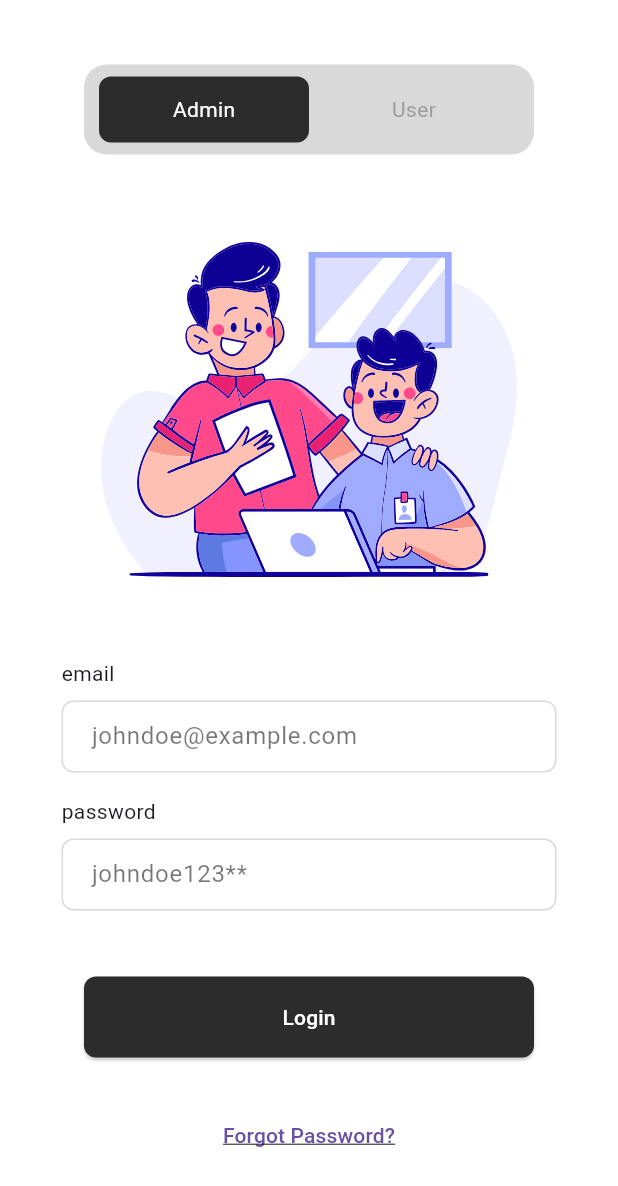
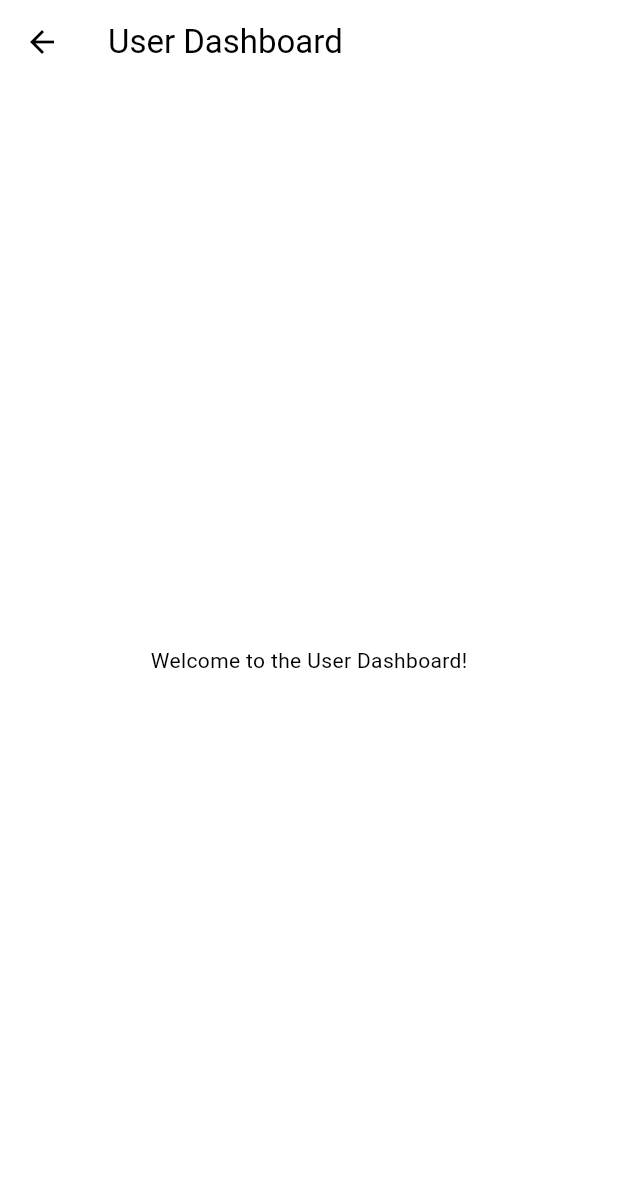
Before and after one commit to SatvikSrivastav/tether, a Flutter app: the LoginScreen screen opened directly, after a tap on "Login", on a phone screen of 412 x 824 dp. Shown: the top 1186 px of the screen. Run offline on Flutter 3.47's test engine with Material 3 defaults, Android fonts, the phone set to English and light mode, and no system bars; our stand-ins replace flutter_svg.

Commit message:
added some navigations, minor bug fixes and a dashboard page.

```diff
--- a/lib/main.dart
+++ b/lib/main.dart
@@ -22,9 +22,12 @@ class TetherApp extends StatelessWidget {
   Widget build(BuildContext context) {
     return MaterialApp(
       title: 'Tether',
-      debugShowCheckedModeBanner: true,
+      debugShowCheckedModeBanner: false,
       theme: ThemeData(
-        primarySwatch: Colors.blue,
+        scaffoldBackgroundColor: Colors.white, // Set default background color to white for consistency
+        colorScheme: ColorScheme.fromSwatch().copyWith(
+          primary: const Color(0xFF2C2C2C), // Set primary color for consistency with login page elements
+        ),
         visualDensity: VisualDensity.adaptivePlatformDensity,
       ),
       home: App(), // Ensure App widget supports full screen
--- /dev/null
+++ b/lib/src/ui/pages/dashboard_page.dart
@@ -0,0 +1,30 @@
+import 'package:flutter/material.dart';
+
+class DashboardPage extends StatefulWidget {
+  const DashboardPage({Key? key}) : super(key: key);
+
+  @override
+  _DashboardPageState createState() => _DashboardPageState();
+}
+
+class _DashboardPageState extends State<DashboardPage> {
+  @override
+  Widget build(BuildContext context) {
+    // Using the theme defined in main.dart for consistent colors
+    final ThemeData theme = Theme.of(context);
+
+    return Scaffold(
+      // Scaffold background color will use the theme's scaffoldBackgroundColor
+      appBar: AppBar(
+        title: const Text('User Dashboard'),
+        // AppBar will use the theme's primary color by default
+      ),
+      body: Center(
+        child: Text(
+          'Welcome to the User Dashboard!',
+          style: theme.textTheme.bodyMedium, // Use a text style from the theme
+        ),
+      ),
+    );
+  }
+}
--- a/lib/src/ui/pages/login_page.dart
+++ b/lib/src/ui/pages/login_page.dart
@@ -1,6 +1,7 @@
 import 'package:flutter/material.dart';
 import 'package:flutter_svg/flutter_svg.dart'; // Import the flutter_svg package
 import 'forgot_password.dart'; // Import the ForgotPassword page
+import 'dashboard_page.dart'; // Import the DashboardPage
 
 class LoginScreen extends StatefulWidget {
   const LoginScreen({Key? key}) : super(key: key);
@@ -17,14 +18,22 @@ class _LoginScreenState extends State<LoginScreen> {
     return Scaffold(
       extendBodyBehindAppBar: true,
       backgroundColor: Colors.white, // Set background color to white
+      appBar: AppBar(
+        title: const Text('Login'), // Add a title to the AppBar
+        backgroundColor: Colors.transparent, // Make the AppBar transparent
+        elevation: 0, // Remove the shadow
+        centerTitle: true, // Center the title
+      ),
       body: Container(
-        height: MediaQuery.of(context).size.height, // Set height to full screen
+        // Removed fixed height to allow scrolling
         padding: const EdgeInsets.symmetric(horizontal: 41), // Adjust padding
-        child: Center( // Center the content vertically
-          child: SingleChildScrollView(
+        child: SingleChildScrollView( // Main content is scrollable
+          // Removed Center widget as SingleChildScrollView handles layout
           child: Column(
-              mainAxisAlignment: MainAxisAlignment.center, // Center elements vertically
+            mainAxisAlignment: MainAxisAlignment.start, // Align items to the start, allowing scroll from top
+            crossAxisAlignment: CrossAxisAlignment.center, // Center horizontally within the available width
             children: [
+              const SizedBox(height: 60), // Add some space at the top to account for AppBar
               ToggleButton(
                 isAdmin: isAdmin,
                 onToggle: (value) {
@@ -50,7 +59,16 @@ class _LoginScreenState extends State<LoginScreen> {
                 placeholder: 'johndoe123**',
                 isPassword: true,
               ),
-                const LoginButton(),
+              LoginButton(
+                 onPressed: () {
+                  print('Login button tapped!'); // Added print statement
+                  // Navigate to the DashboardPage
+                  Navigator.push(
+                    context,
+                    MaterialPageRoute(builder: (context) => const DashboardPage()),
+                  );
+                },
+              ), // Pass the navigation logic to the button
               TextButton(
                 onPressed: () {
                   Navigator.push(
@@ -65,8 +83,8 @@ class _LoginScreenState extends State<LoginScreen> {
                   ),
                 ),
               ),
+              const SizedBox(height: 20), // Add some space at the bottom
             ],
-            ),
           ),
         ),
       ),
@@ -203,7 +221,9 @@ class InputField extends StatelessWidget {
 
 // Login Button Widget
 class LoginButton extends StatelessWidget {
-  const LoginButton({Key? key}) : super(key: key);
+  final VoidCallback? onPressed; // Add onPressed callback
+
+  const LoginButton({Key? key, this.onPressed}) : super(key: key); // Update constructor
 
   @override
   Widget build(BuildContext context) {
@@ -212,7 +232,7 @@ class LoginButton extends StatelessWidget {
       child: SizedBox(
         width: 300,
         child: ElevatedButton(
-          onPressed: () {},
+          onPressed: onPressed, // Use the provided onPressed callback
           style: ElevatedButton.styleFrom(
             backgroundColor: const Color(0xFF2C2C2C),
             padding: const EdgeInsets.symmetric(vertical: 17),
```
Also changed, not shown: pubspec.lock, 1 other file. Lines whose indentation alone changed are shown as unchanged.
